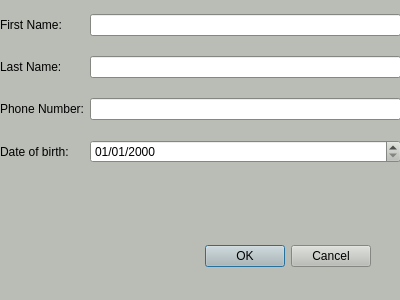
Above: phonebook/ui/dialog.ui from bakhovaddinov/phonebook before the change. Below: the same form after it.
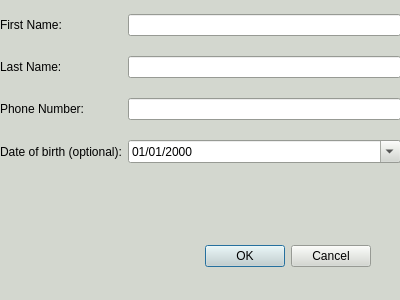
That is the form after the change.

```diff
--- a/phonebook/ui/dialog.ui
+++ b/phonebook/ui/dialog.ui
@@ -25,9 +25,9 @@
      <colorrole role="Button">
       <brush brushstyle="SolidPattern">
        <color alpha="255">
-        <red>186</red>
-        <green>189</green>
-        <blue>182</blue>
+        <red>211</red>
+        <green>215</green>
+        <blue>207</blue>
        </color>
       </brush>
      </colorrole>
@@ -43,27 +43,27 @@
      <colorrole role="Midlight">
       <brush brushstyle="SolidPattern">
        <color alpha="255">
-        <red>220</red>
-        <green>222</green>
-        <blue>218</blue>
+        <red>233</red>
+        <green>235</green>
+        <blue>231</blue>
        </color>
       </brush>
      </colorrole>
      <colorrole role="Dark">
       <brush brushstyle="SolidPattern">
        <color alpha="255">
-        <red>93</red>
-        <green>94</green>
-        <blue>91</blue>
+        <red>105</red>
+        <green>107</green>
+        <blue>103</blue>
        </color>
       </brush>
      </colorrole>
      <colorrole role="Mid">
       <brush brushstyle="SolidPattern">
        <color alpha="255">
-        <red>124</red>
-        <green>126</green>
-        <blue>121</blue>
+        <red>141</red>
+        <green>143</green>
+        <blue>138</blue>
        </color>
       </brush>
      </colorrole>
@@ -106,9 +106,9 @@
      <colorrole role="Window">
       <brush brushstyle="SolidPattern">
        <color alpha="255">
-        <red>186</red>
-        <green>189</green>
-        <blue>182</blue>
+        <red>211</red>
+        <green>215</green>
+        <blue>207</blue>
        </color>
       </brush>
      </colorrole>
@@ -124,9 +124,9 @@
      <colorrole role="AlternateBase">
       <brush brushstyle="SolidPattern">
        <color alpha="255">
-        <red>220</red>
-        <green>222</green>
-        <blue>218</blue>
+        <red>233</red>
+        <green>235</green>
+        <blue>231</blue>
        </color>
       </brush>
      </colorrole>
@@ -171,9 +171,9 @@
      <colorrole role="Button">
       <brush brushstyle="SolidPattern">
        <color alpha="255">
-        <red>186</red>
-        <green>189</green>
-        <blue>182</blue>
+        <red>211</red>
+        <green>215</green>
+        <blue>207</blue>
        </color>
       </brush>
      </colorrole>
@@ -189,27 +189,27 @@
      <colorrole role="Midlight">
       <brush brushstyle="SolidPattern">
        <color alpha="255">
-        <red>220</red>
-        <green>222</green>
-        <blue>218</blue>
+        <red>233</red>
+        <green>235</green>
+        <blue>231</blue>
        </color>
       </brush>
      </colorrole>
      <colorrole role="Dark">
       <brush brushstyle="SolidPattern">
        <color alpha="255">
-        <red>93</red>
-        <green>94</green>
-        <blue>91</blue>
+        <red>105</red>
+        <green>107</green>
+        <blue>103</blue>
        </color>
       </brush>
      </colorrole>
      <colorrole role="Mid">
       <brush brushstyle="SolidPattern">
        <color alpha="255">
-        <red>124</red>
-        <green>126</green>
-        <blue>121</blue>
+        <red>141</red>
+        <green>143</green>
+        <blue>138</blue>
        </color>
       </brush>
      </colorrole>
@@ -252,9 +252,9 @@
      <colorrole role="Window">
       <brush brushstyle="SolidPattern">
        <color alpha="255">
-        <red>186</red>
-        <green>189</green>
-        <blue>182</blue>
+        <red>211</red>
+        <green>215</green>
+        <blue>207</blue>
        </color>
       </brush>
      </colorrole>
@@ -270,9 +270,9 @@
      <colorrole role="AlternateBase">
       <brush brushstyle="SolidPattern">
        <color alpha="255">
-        <red>220</red>
-        <green>222</green>
-        <blue>218</blue>
+        <red>233</red>
+        <green>235</green>
+        <blue>231</blue>
        </color>
       </brush>
      </colorrole>
@@ -308,18 +308,18 @@
      <colorrole role="WindowText">
       <brush brushstyle="SolidPattern">
        <color alpha="255">
-        <red>93</red>
-        <green>94</green>
-        <blue>91</blue>
+        <red>105</red>
+        <green>107</green>
+        <blue>103</blue>
        </color>
       </brush>
      </colorrole>
      <colorrole role="Button">
       <brush brushstyle="SolidPattern">
        <color alpha="255">
-        <red>186</red>
-        <green>189</green>
-        <blue>182</blue>
+        <red>211</red>
+        <green>215</green>
+        <blue>207</blue>
        </color>
       </brush>
      </colorrole>
@@ -335,36 +335,36 @@
      <colorrole role="Midlight">
       <brush brushstyle="SolidPattern">
        <color alpha="255">
-        <red>220</red>
-        <green>222</green>
-        <blue>218</blue>
+        <red>233</red>
+        <green>235</green>
+        <blue>231</blue>
        </color>
       </brush>
      </colorrole>
      <colorrole role="Dark">
       <brush brushstyle="SolidPattern">
        <color alpha="255">
-        <red>93</red>
-        <green>94</green>
-        <blue>91</blue>
+        <red>105</red>
+        <green>107</green>
+        <blue>103</blue>
        </color>
       </brush>
      </colorrole>
      <colorrole role="Mid">
       <brush brushstyle="SolidPattern">
        <color alpha="255">
-        <red>124</red>
-        <green>126</green>
-        <blue>121</blue>
+        <red>141</red>
+        <green>143</green>
+        <blue>138</blue>
        </color>
       </brush>
      </colorrole>
      <colorrole role="Text">
       <brush brushstyle="SolidPattern">
        <color alpha="255">
-        <red>93</red>
-        <green>94</green>
-        <blue>91</blue>
+        <red>105</red>
+        <green>107</green>
+        <blue>103</blue>
        </color>
       </brush>
      </colorrole>
@@ -380,27 +380,27 @@
      <colorrole role="ButtonText">
       <brush brushstyle="SolidPattern">
        <color alpha="255">
-        <red>93</red>
-        <green>94</green>
-        <blue>91</blue>
+        <red>105</red>
+        <green>107</green>
+        <blue>103</blue>
        </color>
       </brush>
      </colorrole>
      <colorrole role="Base">
       <brush brushstyle="SolidPattern">
        <color alpha="255">
-        <red>186</red>
-        <green>189</green>
-        <blue>182</blue>
+        <red>211</red>
+        <green>215</green>
+        <blue>207</blue>
        </color>
       </brush>
      </colorrole>
      <colorrole role="Window">
       <brush brushstyle="SolidPattern">
        <color alpha="255">
-        <red>186</red>
-        <green>189</green>
-        <blue>182</blue>
+        <red>211</red>
+        <green>215</green>
+        <blue>207</blue>
        </color>
       </brush>
      </colorrole>
@@ -416,9 +416,9 @@
      <colorrole role="AlternateBase">
       <brush brushstyle="SolidPattern">
        <color alpha="255">
-        <red>186</red>
-        <green>189</green>
-        <blue>182</blue>
+        <red>211</red>
+        <green>215</green>
+        <blue>207</blue>
        </color>
       </brush>
      </colorrole>
@@ -512,7 +512,7 @@
     <item row="5" column="0">
      <widget class="QLabel" name="label_6">
       <property name="text">
-       <string>Date of birth:</string>
+       <string>Date of birth (optional):</string>
       </property>
      </widget>
     </item>
@@ -524,9 +524,29 @@
     </item>
     <item row="5" column="1">
      <widget class="QDateEdit" name="dateEdit">
+      <property name="dateTime">
+       <datetime>
+        <hour>0</hour>
+        <minute>0</minute>
+        <second>0</second>
+        <year>2000</year>
+        <month>1</month>
+        <day>1</day>
+       </datetime>
+      </property>
       <property name="displayFormat">
        <string>dd/MM/yyyy</string>
       </property>
+      <property name="calendarPopup">
+       <bool>true</bool>
+      </property>
+      <property name="date">
+       <date>
+        <year>2000</year>
+        <month>1</month>
+        <day>1</day>
+       </date>
+      </property>
      </widget>
     </item>
    </layout>
```
